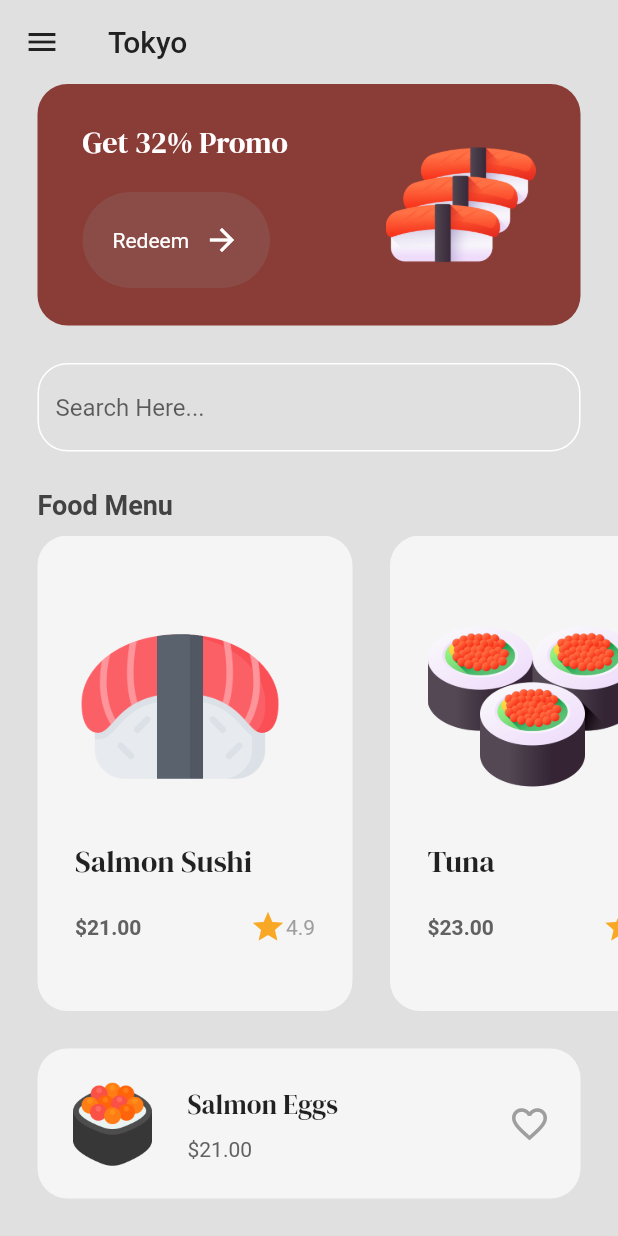
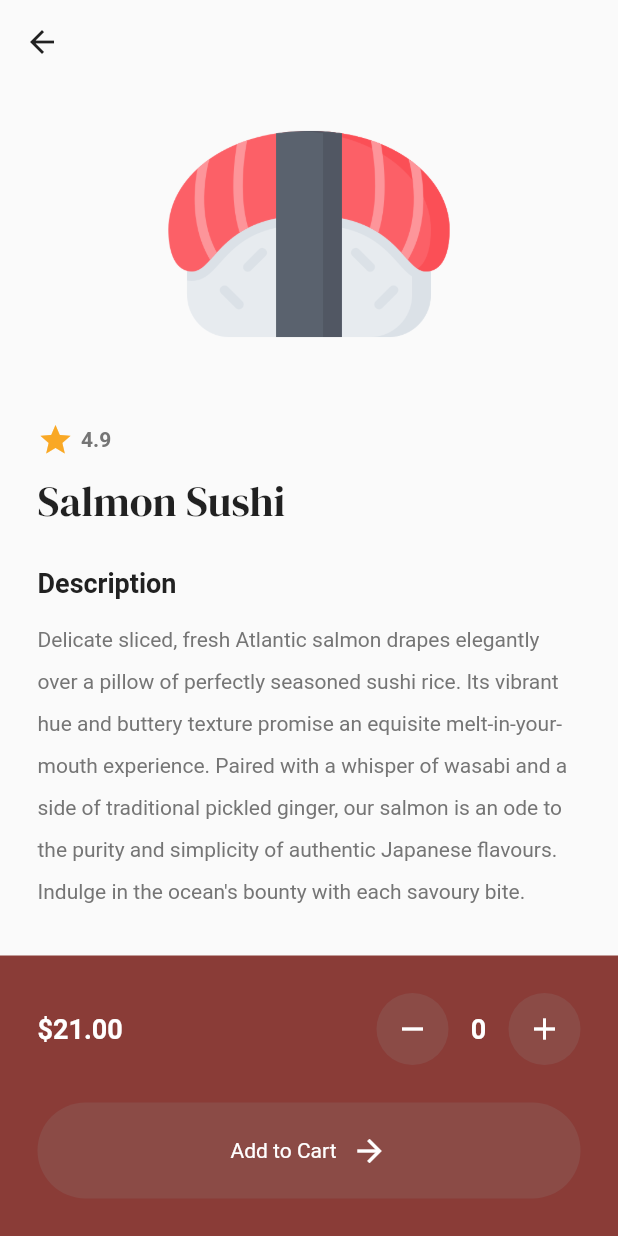
Before and after one commit to victor-imani/sushi_shop, a Flutter app: the MenuPage screen opened by its route, after a tap on "Salmon Sushi", on a phone screen of 412 x 824 dp. Run offline on Flutter 3.47's test engine with Material 2 defaults, Android fonts, the phone set to English and light mode, and no system bars; our stand-ins replace google_fonts.

Commit message:
Food Details Page

```diff
--- a/lib/components/button.dart
+++ b/lib/components/button.dart
@@ -1,4 +1,5 @@
 import 'package:flutter/material.dart';
+import 'package:sushi_shop/theme/colors.dart';
 
 class MyButton extends StatelessWidget {
   final String text;
@@ -11,7 +12,7 @@ class MyButton extends StatelessWidget {
       onTap: tapFunction,
       child: Container(
         decoration: BoxDecoration(
-            color: const Color.fromARGB(109, 140, 94, 91),
+            color: secondaryColor,
             borderRadius: BorderRadius.circular(40)),
         padding: const EdgeInsets.all(20),
         child: Row(
--- /dev/null
+++ b/lib/pages/food_details_page.dart
@@ -0,0 +1,191 @@
+import 'package:flutter/material.dart';
+import 'package:google_fonts/google_fonts.dart';
+import 'package:sushi_shop/components/button.dart';
+import 'package:sushi_shop/models/food.dart';
+import 'package:sushi_shop/theme/colors.dart';
+
+class FoodDetailsPage extends StatefulWidget {
+  final Food food;
+  const FoodDetailsPage({super.key, required this.food});
+
+  @override
+  State<FoodDetailsPage> createState() => _FoodDetailsPageState();
+}
+
+class _FoodDetailsPageState extends State<FoodDetailsPage> {
+  // quantity
+  int quantityCount = 0;
+
+  // decrement quantity
+  void decrementQuantity() {
+    setState(() {
+      quantityCount--;
+    });
+  }
+
+  // increment quantity
+  void incrementQuantity() {
+    setState(() {
+      quantityCount++;
+    });
+  }
+
+  // add to cart
+  void addToCart() {}
+
+  @override
+  Widget build(BuildContext context) {
+    return Scaffold(
+      appBar: AppBar(
+        backgroundColor: Colors.transparent,
+        elevation: 0,
+        foregroundColor: Colors.grey.shade900,
+      ),
+      body: Column(
+        children: [
+          // listview of food details
+          Expanded(
+            child: Padding(
+              padding: const EdgeInsets.symmetric(horizontal: 25.0),
+              child: ListView(
+                children: [
+                  //image
+                  Image.asset(
+                    widget.food.imagePath,
+                    height: 200,
+                  ),
+                  const SizedBox(
+                    height: 25,
+                  ),
+
+                  // rating
+                  Row(
+                    children: [
+                      // star icon
+                      Icon(Icons.star, color: Colors.yellow.shade800),
+
+                      const SizedBox(
+                        width: 5,
+                      ),
+
+                      // rating number
+                      Text(widget.food.rating,
+                          style: TextStyle(
+                            color: Colors.grey.shade600,
+                            fontWeight: FontWeight.bold,
+                          )),
+                    ],
+                  ),
+
+                  const SizedBox(
+                    height: 10,
+                  ),
+
+                  // food name
+                  Text(
+                    widget.food.name,
+                    style: GoogleFonts.dmSerifDisplay(fontSize: 28),
+                  ),
+                  const SizedBox(
+                    height: 25,
+                  ),
+                  Text(
+                    "Description",
+                    style: TextStyle(
+                      color: Colors.grey.shade900,
+                      fontWeight: FontWeight.bold,
+                      fontSize: 18,
+                    ),
+                  ),
+                  const SizedBox(
+                    height: 10,
+                  ),
+                  Text(
+                    "Delicate sliced, fresh Atlantic salmon drapes elegantly over a pillow of perfectly seasoned sushi rice. Its vibrant hue and buttery texture promise an equisite melt-in-your-mouth experience. Paired with a whisper of wasabi and a side of traditional pickled ginger, our salmon is an ode to the purity and simplicity of authentic Japanese flavours. Indulge in the ocean's bounty with each savoury bite.",
+                    style: TextStyle(
+                      color: Colors.grey.shade600,
+                      fontSize: 14,
+                      height: 2,
+                    ),
+                  ),
+                ],
+              ),
+            ),
+          ),
+
+          //price + quantity + add to cart
+          Container(
+            color: primaryColor,
+            padding: const EdgeInsets.all(25),
+            child: Column(
+              children: [
+                // price + quantity
+                Row(
+                  mainAxisAlignment: MainAxisAlignment.spaceBetween,
+                  children: [
+                    Text(
+                      "\$${widget.food.price}",
+                      style: const TextStyle(
+                        color: Colors.white,
+                        fontWeight: FontWeight.bold,
+                        fontSize: 18,
+                      ),
+                    ),
+                    // quantity
+                    Row(
+                      children: [
+                        // minus button
+                        Container(
+                          decoration: BoxDecoration(
+                            color: secondaryColor,
+                            shape: BoxShape.circle,
+                          ),
+                          child: IconButton(
+                              onPressed: decrementQuantity,
+                              icon: const Icon(Icons.remove,
+                                  color: Colors.white)),
+                        ),
+
+                        // quantity count
+                        SizedBox(
+                          width: 40,
+                          child: Center(
+                            child: Text(
+                              quantityCount.toString(),
+                              style: const TextStyle(
+                                color: Colors.white,
+                                fontWeight: FontWeight.bold,
+                                fontSize: 18,
+                              ),
+                            ),
+                          ),
+                        ),
+
+                        // plus button
+                        Container(
+                          decoration: BoxDecoration(
+                            color: secondaryColor,
+                            shape: BoxShape.circle,
+                          ),
+                          child: IconButton(
+                              onPressed: incrementQuantity,
+                              icon: const Icon(Icons.add, color: Colors.white)),
+                        ),
+                      ],
+                    ),
+                  ],
+                ),
+                const SizedBox(
+                  height: 25,
+                ),
+
+                // add to cart button
+                MyButton(text: "Add to Cart", tapFunction: addToCart),
+              ],
+            ),
+          ),
+        ],
+      ),
+    );
+  }
+}
--- a/lib/pages/intro_page.dart
+++ b/lib/pages/intro_page.dart
@@ -1,6 +1,7 @@
 import 'package:flutter/material.dart';
 import 'package:google_fonts/google_fonts.dart';
 import 'package:sushi_shop/components/button.dart';
+import 'package:sushi_shop/theme/colors.dart';
 
 
 class IntroPage extends StatelessWidget {
@@ -9,7 +10,7 @@ class IntroPage extends StatelessWidget {
   @override
   Widget build(BuildContext context) {
     return Scaffold(
-      backgroundColor: const Color.fromARGB(255, 138, 60, 55),
+      backgroundColor: primaryColor,
       body: Padding(
         padding: const EdgeInsets.all(25.0),
         child: Column(
--- a/lib/pages/menu_page.dart
+++ b/lib/pages/menu_page.dart
@@ -3,6 +3,7 @@ import 'package:google_fonts/google_fonts.dart';
 import 'package:sushi_shop/components/button.dart';
 import 'package:sushi_shop/components/food_tile.dart';
 import 'package:sushi_shop/models/food.dart';
+import 'package:sushi_shop/pages/food_details_page.dart';
 import 'package:sushi_shop/theme/colors.dart';
 
 class MenuPage extends StatefulWidget {
@@ -27,6 +28,14 @@ class _MenuPageState extends State<MenuPage> {
         imagePath: "images/tuna.png",
         rating: "4.3"),
   ];
+
+  // navigate to food item details
+
+  void navigateToFoodDetails(int index) {
+    Navigator.push(
+        context, MaterialPageRoute(builder: (context) => FoodDetailsPage(food: foodMenu[index],)));
+  }
+
   @override
   Widget build(BuildContext context) {
     return Scaffold(
@@ -131,7 +140,7 @@ class _MenuPageState extends State<MenuPage> {
               itemCount: foodMenu.length,
               itemBuilder: (context, index) => FoodTile(
                 food: foodMenu[index],
-                onTap: () {},
+                onTap: () => navigateToFoodDetails(index),
               ),
             ),
           ),
--- a/lib/theme/colors.dart
+++ b/lib/theme/colors.dart
@@ -1,3 +1,5 @@
 import 'package:flutter/material.dart';
 
 var primaryColor = const Color.fromARGB(255, 138, 60, 55);
+
+var secondaryColor = const Color.fromARGB(109, 140, 94, 91);
```
